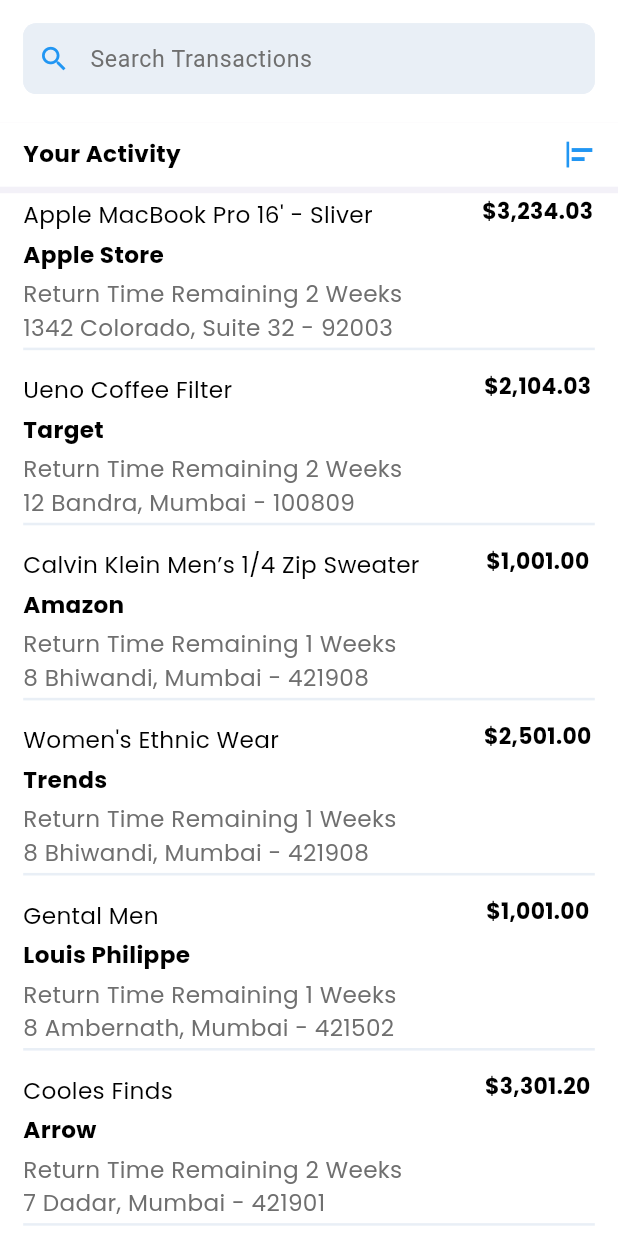
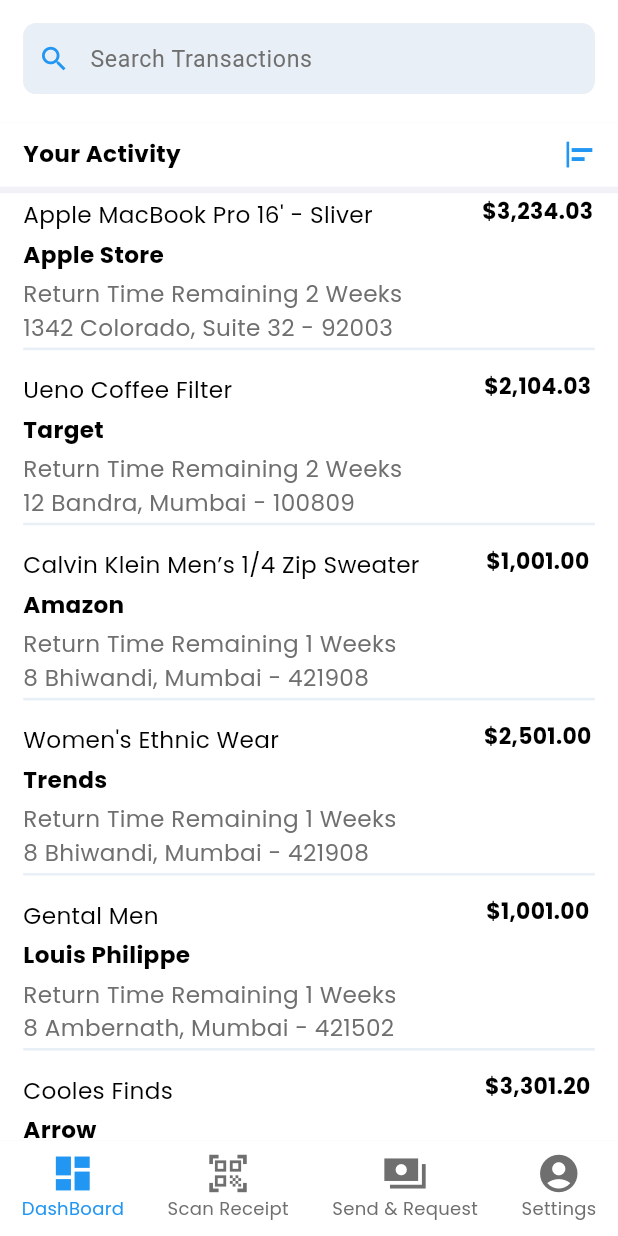
Before and after one commit to UJWALYADAVMOBISOFTSEO/PaymentUI, a Flutter app: the screen it shows after launch, scrolled down 466 dp, on a phone screen of 412 x 824 dp. Run offline on Flutter 3.47's test engine with Material 3 defaults, Android fonts, the phone set to English and light mode, and no system bars; our stand-ins replace cached_network_image, google_fonts, responsive_framework; missing offline and left inert: simple_ripple_animation.

Commit message:
Added Bottom Navigation

```diff
--- /dev/null
+++ b/lib/Screens/BottomTab.dart
@@ -0,0 +1,199 @@
+import 'package:flutter/material.dart';
+import 'package:google_fonts/google_fonts.dart';
+import 'package:paymentapptask/Global/colors.dart';
+import 'package:paymentapptask/Screens/HomePage.dart';
+
+class BottomTabScreen extends StatefulWidget {
+  const BottomTabScreen({Key? key}) : super(key: key);
+
+  @override
+  _BottomTabScreenState createState() => _BottomTabScreenState();
+}
+
+class _BottomTabScreenState extends State<BottomTabScreen> {
+  int pageIndex = 0;
+
+  final pages = [
+    const HomePage(),
+    const Page2(),
+    const Page3(),
+    const Page4(),
+  ];
+
+  @override
+  Widget build(BuildContext context) {
+    return Scaffold(
+      backgroundColor: GREY,
+      body: pages[pageIndex],
+      bottomNavigationBar: buildMyNavBar(context),
+    );
+  }
+
+  Container buildMyNavBar(BuildContext context) {
+    return Container(
+      height: 74,
+      decoration: const BoxDecoration(
+        color: Colors.white,
+      ),
+      child: Row(
+        mainAxisAlignment: MainAxisAlignment.spaceAround,
+        children: [
+          IconButton(
+              enableFeedback: false,
+              onPressed: () {
+                setState(() {
+                  pageIndex = 0;
+                });
+              },
+              icon: Column(
+                children: [
+                  Icon(
+                    Icons.dashboard,
+                    color: pageIndex == 0 ? Colors.blue : DARKGREY,
+                    size: 35,
+                  ),
+                  Text(
+                    'DashBoard',
+                    style: GoogleFonts.poppins(
+                        fontSize: 14,
+                        color: pageIndex == 0 ? Colors.blue : DARKGREY),
+                  )
+                ],
+              )),
+          IconButton(
+              enableFeedback: false,
+              onPressed: () {
+                setState(() {
+                  pageIndex = 1;
+                });
+              },
+              icon: Column(
+                children: [
+                  Icon(
+                    Icons.qr_code_scanner,
+                    color: pageIndex == 1 ? Colors.blue : DARKGREY,
+                    size: 35,
+                  ),
+                  Text(
+                    'Scan Receipt',
+                    style: GoogleFonts.poppins(
+                        fontSize: 14,
+                        color: pageIndex == 1 ? Colors.blue : DARKGREY),
+                  )
+                ],
+              )),
+          IconButton(
+              enableFeedback: false,
+              onPressed: () {
+                setState(() {
+                  pageIndex = 2;
+                });
+              },
+              icon: Column(
+                children: [
+                  Icon(
+                    Icons.payments_sharp,
+                    color: pageIndex == 2 ? Colors.blue : DARKGREY,
+                    size: 35,
+                  ),
+                  Text(
+                    'Send & Request',
+                    style: GoogleFonts.poppins(
+                        fontSize: 14,
+                        color: pageIndex == 2 ? Colors.blue : DARKGREY),
+                  )
+                ],
+              )),
+          IconButton(
+              enableFeedback: false,
+              onPressed: () {
+                setState(() {
+                  pageIndex = 3;
+                });
+              },
+              icon: Column(
+                children: [
+                  Icon(
+                    Icons.account_circle,
+                    color: pageIndex == 3 ? Colors.blue : DARKGREY,
+                    size: 35,
+                  ),
+                  Text(
+                    'Settings',
+                    style: GoogleFonts.poppins(
+                        fontSize: 14,
+                        color: pageIndex == 3 ? Colors.blue : DARKGREY),
+                  )
+                ],
+              )),
+        ],
+      ),
+    );
+  }
+}
+
+class Page2 extends StatelessWidget {
+  const Page2({Key? key}) : super(key: key);
+
+  @override
+  Widget build(BuildContext context) {
+    return Container(
+      color: DARKGREY,
+      child: Center(
+        child: Text(
+          "Yet To Implement \n Scan Receipt",
+          textAlign: TextAlign.center,
+          style: TextStyle(
+            color: GREY,
+            fontSize: 45,
+            fontWeight: FontWeight.w500,
+          ),
+        ),
+      ),
+    );
+  }
+}
+
+class Page3 extends StatelessWidget {
+  const Page3({Key? key}) : super(key: key);
+
+  @override
+  Widget build(BuildContext context) {
+    return Container(
+      color: DARKGREY,
+      child: Center(
+        child: Text(
+          "Yet To Implement \n Send & Request",
+          textAlign: TextAlign.center,
+          style: TextStyle(
+            color: GREY,
+            fontSize: 45,
+            fontWeight: FontWeight.w500,
+          ),
+        ),
+      ),
+    );
+  }
+}
+
+class Page4 extends StatelessWidget {
+  const Page4({Key? key}) : super(key: key);
+
+  @override
+  Widget build(BuildContext context) {
+    return Container(
+      color: DARKGREY,
+      child: Center(
+        child: Text(
+          "Yet To Implement \n Settings",
+          textAlign: TextAlign.center,
+          style: TextStyle(
+            color: GREY,
+            fontSize: 45,
+            fontWeight: FontWeight.w500,
+          ),
+        ),
+      ),
+    );
+  }
+}
--- a/lib/main.dart
+++ b/lib/main.dart
@@ -5,6 +5,7 @@
 import 'package:paymentapptask/Screens/Profile.dart';
 import 'package:responsive_framework/responsive_wrapper.dart';
 
+import 'Screens/BottomTab.dart';
 import 'Screens/Payment.dart';
 
 void main() {
@@ -39,7 +40,7 @@
       ),
 
       ///First Widget Which Will Render On Screen
-      home: const HomePage(),
+      home: const BottomTabScreen(),
     );
   }
 }
```
